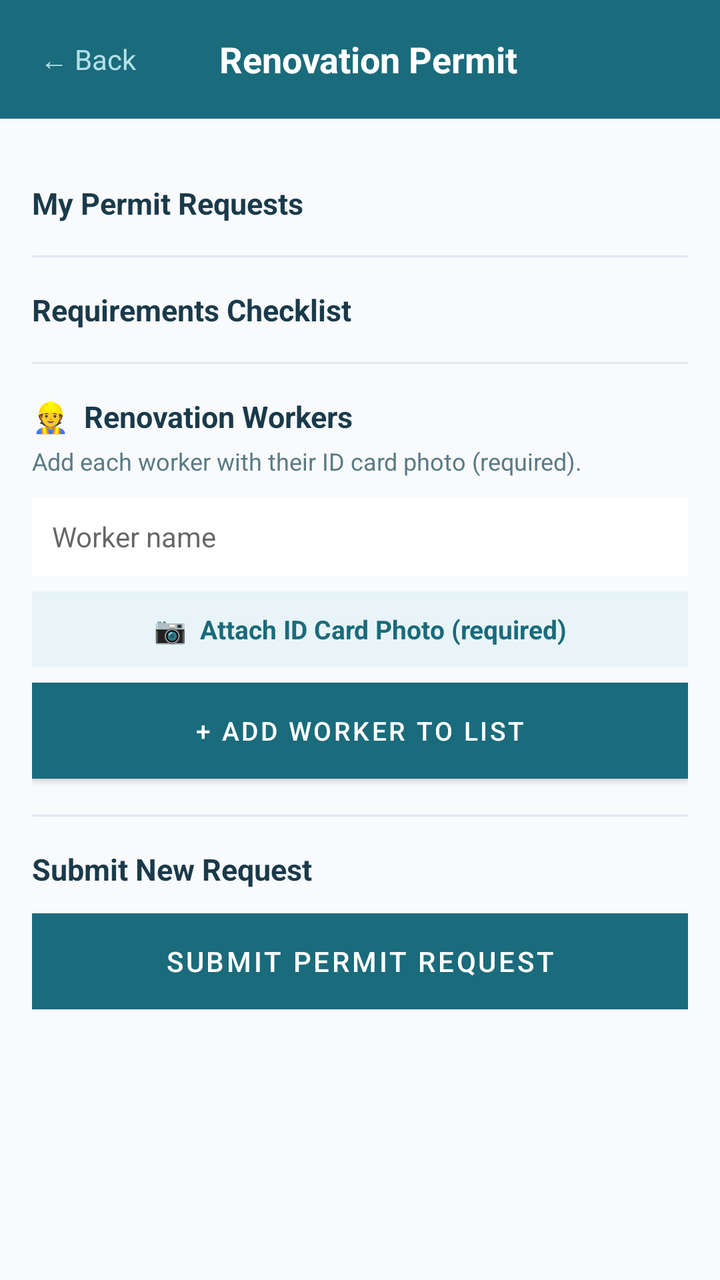
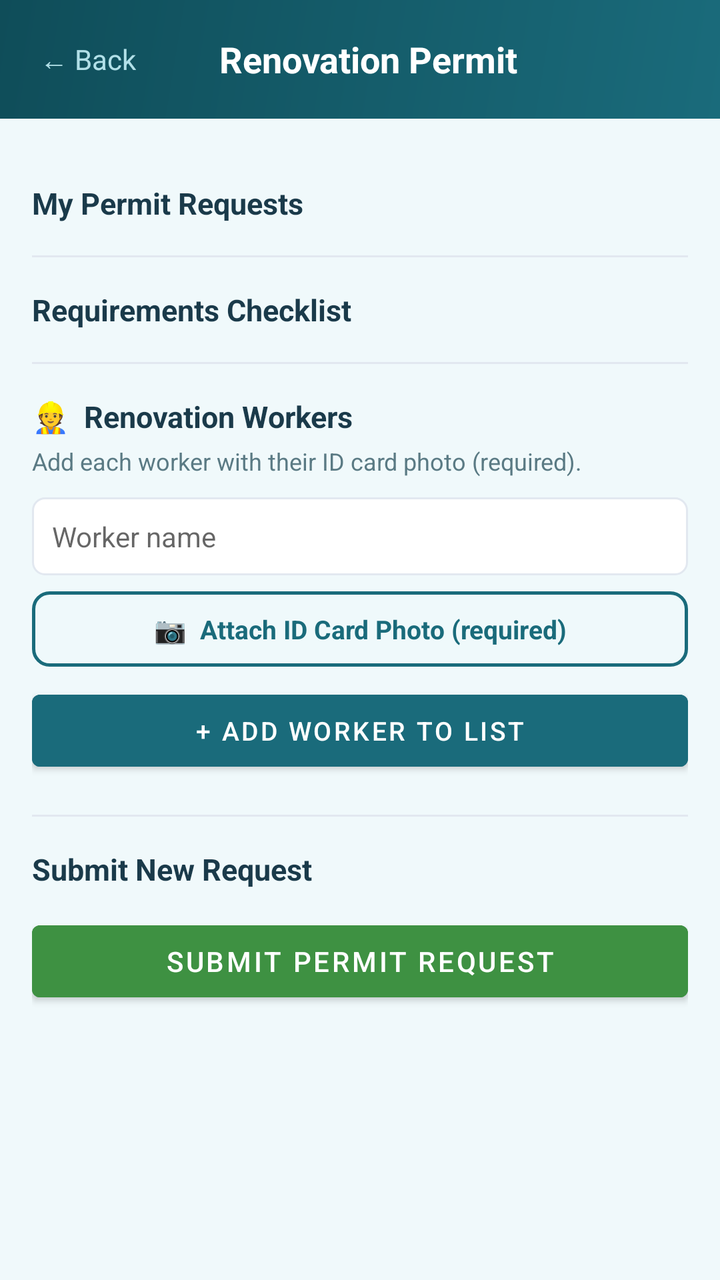

Two renders of the same Android screen: before a commit and after it. Below are the layout's source before the change and the commit's diff.
<!-- AndroidManifest.xml: application theme Theme.HOAPaymentChecker -->
<!-- res/layout/fragment_renovation.xml -->
<?xml version="1.0" encoding="utf-8"?>
<LinearLayout
    xmlns:android="http://schemas.android.com/apk/res/android"
    android:layout_width="match_parent"
    android:layout_height="match_parent"
    android:orientation="vertical"
    android:background="#F8FAFC">

    
    <LinearLayout
        android:layout_width="match_parent"
        android:layout_height="wrap_content"
        android:background="#1A6B7B"
        android:padding="16dp"
        android:orientation="horizontal"
        android:gravity="center_vertical">

        <TextView
            android:id="@+id/btn_back"
            android:layout_width="wrap_content"
            android:layout_height="wrap_content"
            android:text="← Back"
            android:textColor="#B2E0E8"
            android:textSize="14sp"
            android:padding="4dp" />

        <TextView
            android:layout_width="0dp"
            android:layout_height="wrap_content"
            android:layout_weight="1"
            android:text="Renovation Permit"
            android:textColor="#FFFFFF"
            android:textStyle="bold"
            android:textSize="18sp"
            android:gravity="center"
            android:layout_marginEnd="48dp" />
    </LinearLayout>

    <ScrollView
        android:layout_width="match_parent"
        android:layout_height="0dp"
        android:layout_weight="1">

        <LinearLayout
            android:layout_width="match_parent"
            android:layout_height="wrap_content"
            android:orientation="vertical"
            android:padding="16dp">

            
            <TextView
                android:id="@+id/tv_my_permits_title"
                android:layout_width="match_parent"
                android:layout_height="wrap_content"
                android:text="My Permit Requests"
                android:textStyle="bold"
                android:textSize="15sp"
                android:textColor="#1A3A4A"
                android:layout_marginTop="16dp"
                android:layout_marginBottom="8dp" />

            <LinearLayout
                android:id="@+id/ll_my_permits"
                android:layout_width="match_parent"
                android:layout_height="wrap_content"
                android:orientation="vertical" />

            
            <View
                android:layout_width="match_parent"
                android:layout_height="1dp"
                android:background="#E2E8F0"
                android:layout_marginTop="8dp"
                android:layout_marginBottom="16dp" />

            
            <TextView
                android:layout_width="match_parent"
                android:layout_height="wrap_content"
                android:text="Requirements Checklist"
                android:textStyle="bold"
                android:textSize="15sp"
                android:textColor="#1A3A4A"
                android:layout_marginBottom="8dp" />

            <LinearLayout
                android:id="@+id/ll_requirements"
                android:layout_width="match_parent"
                android:layout_height="wrap_content"
                android:orientation="vertical" />

            
            <View
                android:layout_width="match_parent"
                android:layout_height="1dp"
                android:background="#E2E8F0"
                android:layout_marginTop="8dp"
                android:layout_marginBottom="16dp" />

            
            <TextView
                android:layout_width="match_parent"
                android:layout_height="wrap_content"
                android:text="👷  Renovation Workers"
                android:textStyle="bold"
                android:textSize="15sp"
                android:textColor="#1A3A4A"
                android:layout_marginBottom="4dp" />

            <TextView
                android:layout_width="match_parent"
                android:layout_height="wrap_content"
                android:text="Add each worker with their ID card photo (required)."
                android:textSize="12sp"
                android:textColor="#5A7A84"
                android:layout_marginBottom="10dp" />

            
            <EditText
                android:id="@+id/et_worker_name"
                android:layout_width="match_parent"
                android:layout_height="wrap_content"
                android:hint="Worker name"
                android:inputType="textPersonName|textCapWords"
                android:textSize="14sp"
                android:textColor="#1A3A4A"
                android:padding="10dp"
                android:background="#FFFFFF"
                android:layout_marginBottom="8dp" />

            <TextView
                android:id="@+id/btn_attach_worker_id"
                android:layout_width="match_parent"
                android:layout_height="wrap_content"
                android:text="📷  Attach ID Card Photo (required)"
                android:textColor="#1A6B7B"
                android:textSize="13sp"
                android:textStyle="bold"
                android:padding="10dp"
                android:background="#E8F4F7"
                android:gravity="center"
                android:layout_marginBottom="8dp" />

            <Button
                android:id="@+id/btn_add_worker"
                android:layout_width="match_parent"
                android:layout_height="wrap_content"
                android:text="+ Add Worker to List"
                android:background="#1A6B7B"
                android:textColor="#FFFFFF"
                android:textSize="13sp"
                android:layout_marginBottom="10dp" />

            
            <LinearLayout
                android:id="@+id/ll_workers"
                android:layout_width="match_parent"
                android:layout_height="wrap_content"
                android:orientation="vertical" />

            
            <View
                android:layout_width="match_parent"
                android:layout_height="1dp"
                android:background="#E2E8F0"
                android:layout_marginTop="8dp"
                android:layout_marginBottom="16dp" />

            
            <TextView
                android:layout_width="match_parent"
                android:layout_height="wrap_content"
                android:text="Submit New Request"
                android:textStyle="bold"
                android:textSize="15sp"
                android:textColor="#1A3A4A"
                android:layout_marginBottom="4dp" />

            <TextView
                android:id="@+id/tv_submit_error"
                android:layout_width="match_parent"
                android:layout_height="wrap_content"
                android:textColor="#DC2626"
                android:textSize="13sp"
                android:visibility="gone" />

            <Button
                android:id="@+id/btn_submit"
                android:layout_width="match_parent"
                android:layout_height="wrap_content"
                android:text="Submit Permit Request"
                android:background="#3E9142"
                android:textColor="#FFFFFF"
                android:textSize="14sp"
                android:layout_marginTop="8dp" />

        </LinearLayout>
    </ScrollView>
</LinearLayout>
<!-- resources referenced by this layout -->
<resources>
  <style name="Theme.HOAPaymentChecker" parent="Theme.MaterialComponents.DayNight.NoActionBar">
          <item name="colorPrimary">@color/colorPrimary</item>
          <item name="colorPrimaryVariant">@color/colorPrimaryVariant</item>
          <item name="colorOnPrimary">@color/colorOnPrimary</item>
          <item name="colorSecondary">@color/colorSecondary</item>
          <item name="colorOnSecondary">@color/colorOnSecondary</item>
          <item name="android:colorBackground">@color/colorBackground</item>
          <item name="android:statusBarColor">@color/colorPrimary</item>
          <item name="android:windowLightStatusBar">false</item>
      </style>
  <color name="colorPrimary">#1A6B7B</color>
  <color name="colorPrimaryVariant">#0F4D59</color>
  <color name="colorOnPrimary">#FFFFFF</color>
  <color name="colorSecondary">#2A9DB5</color>
  <color name="colorOnSecondary">#FFFFFF</color>
  <color name="colorBackground">#F0F9FB</color>
</resources>

<!-- the commit's change to res/layout/fragment_renovation.xml (unified diff, before → after) -->
@@ -4,13 +4,13 @@
     android:layout_width="match_parent"
     android:layout_height="match_parent"
     android:orientation="vertical"
-    android:background="#F8FAFC">
+    android:background="#F0F9FB">
 
     
     <LinearLayout
         android:layout_width="match_parent"
         android:layout_height="wrap_content"
-        android:background="#1A6B7B"
+        android:background="@drawable/gradient_header"
         android:padding="16dp"
         android:orientation="horizontal"
         android:gravity="center_vertical">
@@ -48,6 +48,48 @@
             android:padding="16dp">
 
             
+            <LinearLayout
+                android:id="@+id/ll_permit_warning"
+                android:layout_width="match_parent"
+                android:layout_height="wrap_content"
+                android:orientation="horizontal"
+                android:gravity="center_vertical"
+                android:background="@drawable/pill_badge_amber"
+                android:padding="14dp"
+                android:layout_marginBottom="12dp"
+                android:visibility="gone">
+
+                <TextView
+                    android:layout_width="wrap_content"
+                    android:layout_height="wrap_content"
+                    android:text="⚠️"
+                    android:textSize="18sp"
+                    android:layout_marginEnd="10dp" />
+
+                <LinearLayout
+                    android:layout_width="0dp"
+                    android:layout_height="wrap_content"
+                    android:layout_weight="1"
+                    android:orientation="vertical">
+                    <TextView
+                        android:id="@+id/tv_permit_warning_title"
+                        android:layout_width="wrap_content"
+                        android:layout_height="wrap_content"
+                        android:text="Active Permit — Pending Review"
+                        android:textSize="13sp"
+                        android:textStyle="bold"
+                        android:textColor="#92400E" />
+                    <TextView
+                        android:id="@+id/tv_permit_warning_date"
+                        android:layout_width="wrap_content"
+                        android:layout_height="wrap_content"
+                        android:text=""
+                        android:textSize="11sp"
+                        android:textColor="#B45309" />
+                </LinearLayout>
+            </LinearLayout>
+
+            
             <TextView
                 android:id="@+id/tv_my_permits_title"
                 android:layout_width="match_parent"
@@ -125,7 +167,7 @@
                 android:textSize="14sp"
                 android:textColor="#1A3A4A"
                 android:padding="10dp"
-                android:background="#FFFFFF"
+                android:background="@drawable/input_background"
                 android:layout_marginBottom="8dp" />
 
             <TextView
@@ -137,7 +179,7 @@
                 android:textSize="13sp"
                 android:textStyle="bold"
                 android:padding="10dp"
-                android:background="#E8F4F7"
+                android:background="@drawable/rounded_button_outline_teal"
                 android:gravity="center"
                 android:layout_marginBottom="8dp" />
 
@@ -146,7 +188,7 @@
                 android:layout_width="match_parent"
                 android:layout_height="wrap_content"
                 android:text="+ Add Worker to List"
-                android:background="#1A6B7B"
+                android:backgroundTint="#1A6B7B"
                 android:textColor="#FFFFFF"
                 android:textSize="13sp"
                 android:layout_marginBottom="10dp" />
@@ -189,7 +231,7 @@
                 android:layout_width="match_parent"
                 android:layout_height="wrap_content"
                 android:text="Submit Permit Request"
-                android:background="#3E9142"
+                android:backgroundTint="#3E9142"
                 android:textColor="#FFFFFF"
                 android:textSize="14sp"
                 android:layout_marginTop="8dp" />
<!-- resource entries referenced after the edit -->
@@ -1,5 +1,37 @@
 <!-- resources referenced by this layout -->
 <resources>
+  <!-- drawable gradient_header (drawable) -->
+  <?xml version="1.0" encoding="utf-8"?>
+  <shape xmlns:android="http://schemas.android.com/apk/res/android">
+      <gradient
+          android:type="linear"
+          android:angle="135"
+          android:startColor="#1A6B7B"
+          android:endColor="#0F4D59" />
+  </shape>
+  <!-- drawable input_background (drawable) -->
+  <?xml version="1.0" encoding="utf-8"?>
+  <shape xmlns:android="http://schemas.android.com/apk/res/android"
+      android:shape="rectangle">
+      <solid android:color="#FFFFFF" />
+      <stroke
+          android:width="1dp"
+          android:color="#E2E8F0" />
+      <corners android:radius="6dp" />
+  </shape>
+  <!-- drawable pill_badge_amber (drawable) -->
+  <?xml version="1.0" encoding="utf-8"?>
+  <shape xmlns:android="http://schemas.android.com/apk/res/android">
+      <solid android:color="#FEF3C7" />
+      <corners android:radius="20dp" />
+  </shape>
+  <!-- drawable rounded_button_outline_teal (drawable) -->
+  <?xml version="1.0" encoding="utf-8"?>
+  <shape xmlns:android="http://schemas.android.com/apk/res/android">
+      <solid android:color="#EFF9FB" />
+      <stroke android:width="1.5dp" android:color="#1A6B7B" />
+      <corners android:radius="8dp" />
+  </shape>
   <style name="Theme.HOAPaymentChecker" parent="Theme.MaterialComponents.DayNight.NoActionBar">
           <item name="colorPrimary">@color/colorPrimary</item>
           <item name="colorPrimaryVariant">@color/colorPrimaryVariant</item>
